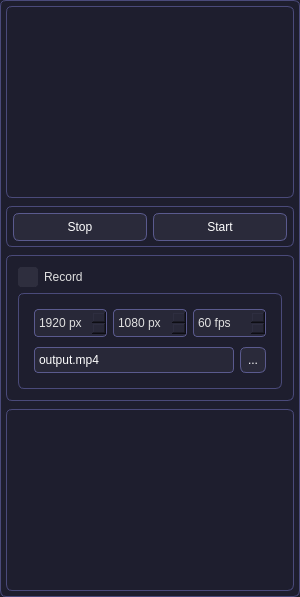
Qt form src/Options.ui (willmh93/QtSim) before a commit.
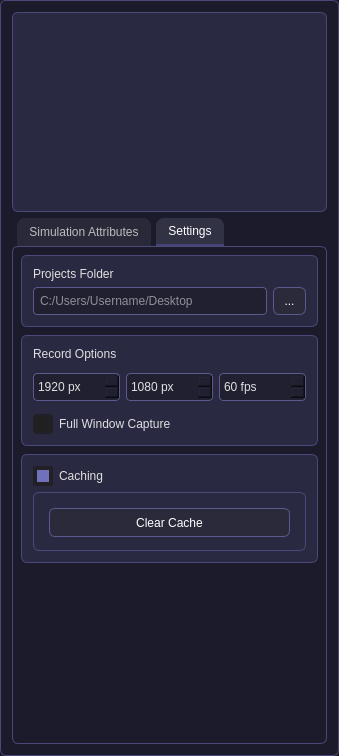
The same form after that commit. The open tabs and pages were chosen to show the change. Custom widgets are drawn as their Qt base class.

Commit message: > Add Toolbar with [Start] [Pause] [Stop] [Record] icons > Convert Simulation List to QTreeView, let simulations determine which category they go in > Support shared scenes (instances) across multiple panels > Split up Simulations.h/.cpp into: DrawingContext, FFmpegWorker, CacheContext > Unexposed members and code tidy > Upgrade to Qt 6.8.2 and fix code related errors > Make recording code stable and thread-safe, support custom FPS. Allow start/stop recording during running simulation > Smooth panning/zooming for smoother videos

What changed in the file:
```diff
--- a/src/Options.ui
+++ b/src/Options.ui
@@ -6,10 +6,16 @@
    <rect>
     <x>0</x>
     <y>0</y>
-    <width>300</width>
-    <height>597</height>
+    <width>339</width>
+    <height>756</height>
    </rect>
   </property>
+  <property name="sizePolicy">
+   <sizepolicy hsizetype="Preferred" vsizetype="Preferred">
+    <horstretch>0</horstretch>
+    <verstretch>0</verstretch>
+   </sizepolicy>
+  </property>
   <property name="minimumSize">
    <size>
     <width>300</width>
@@ -25,7 +31,7 @@
   <property name="styleSheet">
    <string notr="true">/* Global Style */
 * {
-    background-color: #2E2E3E;  /* Dark background */
+    background-color: #000000;  /* Dark background */
     color: #E0E0E0;            /* Light gray text */
     selection-background-color: #7373B9; /* More contrast for selected items */
     selection-color: #FFFFFF;
@@ -33,8 +39,9 @@
 }
 
 /* Main Window */
-QWidget {
-    background-color: #1E1E2E;
+QWidget 
+{
+    background-color: #1B1B2B;
 }
 
 /* Frames */
@@ -67,16 +74,16 @@
 QCheckBox::indicator {
     width: 12px;
     height: 12px;
-    border: 4px solid #2E2E3E; /* Makes the checkmark fill smaller */
+    border: 4px solid #202025; /* Makes the checkmark fill smaller */
     border-radius: 4px;
-    background: #2E2E3E;
+    background: #202020;
 }
 
 QCheckBox::indicator:checked {
     width: 12px;
     height: 12px;
-    background: #7373B9;
-    border: 4px solid #2E2E3E; /* Makes the checkmark fill smaller */
+    background: #7070BB;
+    border: 4px solid #202025; /* Makes the checkmark fill smaller */
     border-radius: 3px;
 }
 
@@ -190,24 +197,7 @@
     background: #9A9ADF;
 }*/
 
-/* Tabs */
-QTabWidget::pane {
-    border: 2px solid #5A5A8E; /* More contrast */
-    background: #282838;
-}
 
-QTabBar::tab {
-    background: #2A2A3A;
-    padding: 6px;
-    border: 2px solid #5A5A8E;
-    border-radius: 4px;
-}
-
-QTabBar::tab:selected {
-    background: #7373B9;
-    color: #FFFFFF;
-    border-color: #9A9ADF;
-}
 
 /* Progress Bar */
 QProgressBar {
@@ -258,7 +248,7 @@
     <number>0</number>
    </property>
    <item>
-    <layout class="QVBoxLayout" name="verticalLayout" stretch="1">
+    <layout class="QVBoxLayout" name="verticalLayout" stretch="0">
      <property name="spacing">
       <number>0</number>
      </property>
@@ -276,29 +266,11 @@
        <property name="frameShadow">
         <enum>QFrame::Shadow::Raised</enum>
        </property>
-       <layout class="QVBoxLayout" name="verticalLayout_3" stretch="0,0,0,0">
-        <property name="spacing">
-         <number>8</number>
-        </property>
-        <property name="sizeConstraint">
-         <enum>QLayout::SizeConstraint::SetDefaultConstraint</enum>
-        </property>
-        <property name="leftMargin">
-         <number>5</number>
-        </property>
-        <property name="topMargin">
-         <number>5</number>
-        </property>
-        <property name="rightMargin">
-         <number>5</number>
-        </property>
-        <property name="bottomMargin">
-         <number>5</number>
-        </property>
+       <layout class="QVBoxLayout" name="verticalLayout_3">
         <item>
-         <widget class="QListView" name="simList">
+         <widget class="QTreeView" name="simTree">
           <property name="sizePolicy">
-           <sizepolicy hsizetype="Expanding" vsizetype="Fixed">
+           <sizepolicy hsizetype="Expanding" vsizetype="Minimum">
             <horstretch>0</horstretch>
             <verstretch>0</verstretch>
            </sizepolicy>
@@ -318,53 +290,372 @@
           <property name="baseSize">
            <size>
             <width>0</width>
+            <height>150</height>
+           </size>
+          </property>
+          <property name="styleSheet">
+           <string notr="true">background: #292942</string>
+          </property>
+          <attribute name="headerVisible">
+           <bool>false</bool>
+          </attribute>
+         </widget>
+        </item>
+        <item>
+         <widget class="QTabWidget" name="mainTabs">
+          <property name="sizePolicy">
+           <sizepolicy hsizetype="Expanding" vsizetype="Minimum">
+            <horstretch>0</horstretch>
+            <verstretch>0</verstretch>
+           </sizepolicy>
+          </property>
+          <property name="styleSheet">
+           <string notr="true">QTabWidget::pane {
+    border: none;
+	background: transparent;
+}
+
+QTabBar::tab {
+	color: #bbbbbb;
+    background: #292939;
+	padding: 6px 12px;
+	border-top-left-radius: 8px;
+	border-top-right-radius: 8px;
+	margin-left: 5px;
+}
+
+QTabBar::tab:selected {
+	color: #FFFFFF;
+    background: #323245;
+	padding: 6px 12px;
+    margin-left: 5px;
+	border-top-left-radius: 8px;
+	border-top-right-radius: 8px;
+	border-bottom: 2px solid #444477;
+}
+
+QTabBar::tab:!selected {
+/*	margin-left: 20px;*/
+}
+
+QFrame {
+	border: none;
+}
+
+</string>
+          </property>
+          <property name="tabShape">
+           <enum>QTabWidget::TabShape::Rounded</enum>
+          </property>
+          <property name="currentIndex">
+           <number>0</number>
+          </property>
+          <widget class="QWidget" name="attributes_tab">
+           <property name="styleSheet">
+            <string notr="true">QFrame {
+    border: 1px solid #4A4A7A;
+    border-radius: 6px;
+}
+QWidget
+{
+	background: transparent;
+}
+QLabel {
+	border: none;
+}
+</string>
+           </property>
+           <attribute name="title">
+            <string>Simulation Attributes</string>
+           </attribute>
+           <layout class="QVBoxLayout" name="verticalLayout_10">
+            <property name="spacing">
+             <number>0</number>
+            </property>
+            <property name="leftMargin">
+             <number>0</number>
+            </property>
+            <property name="topMargin">
+             <number>0</number>
+            </property>
+            <property name="rightMargin">
+             <number>0</number>
+            </property>
+            <property name="bottomMargin">
+             <number>0</number>
+            </property>
+            <item>
+             <widget class="QScrollArea" name="scrollArea">
+              <property name="autoFillBackground">
+               <bool>false</bool>
+              </property>
+              <property name="styleSheet">
+               <string notr="true">QScrollBar { 
+	all: unset;
+}
+
+QWidget {
+	all: unset;
+}
+
+QScrollArea {
+	background: transparent;
+	border: 1px solid #4A4A7A; /* Stronger contrast on frame edges */
+    border-radius: 6px;
+}
+</string>
+              </property>
+              <property name="frameShape">
+               <enum>QFrame::Shape::NoFrame</enum>
+              </property>
+              <property name="frameShadow">
+               <enum>QFrame::Shadow::Plain</enum>
+              </property>
+              <property name="lineWidth">
+               <number>0</number>
+              </property>
+              <property name="widgetResizable">
+               <bool>true</bool>
+              </property>
+              <widget class="QWidget" name="scrollAreaWidgetContents">
+               <property name="geometry">
+                <rect>
+                 <x>0</x>
+                 <y>0</y>
+                 <width>315</width>
+                 <height>496</height>
+                </rect>
+               </property>
+               <property name="sizePolicy">
+                <sizepolicy hsizetype="Preferred" vsizetype="Minimum">
+                 <horstretch>0</horstretch>
+                 <verstretch>1</verstretch>
+                </sizepolicy>
+               </property>
+               <property name="minimumSize">
+                <size>
+                 <width>273</width>
+                 <height>0</height>
+                </size>
+               </property>
+               <property name="baseSize">
+                <size>
+                 <width>0</width>
             <height>100</height>
            </size>
           </property>
-          <property name="toolTipDuration">
-           <number>0</number>
-          </property>
-         </widget>
-        </item>
-        <item>
-         <widget class="QFrame" name="horizontalFrame">
-          <property name="maximumSize">
+               <property name="styleSheet">
+                <string notr="true">QScrollBar { background: none; border: none; }
+QWidget { background: transparent; }</string>
+               </property>
+               <layout class="QVBoxLayout" name="verticalLayout_8">
+                <property name="spacing">
+                 <number>8</number>
+                </property>
+                <property name="sizeConstraint">
+                 <enum>QLayout::SizeConstraint::SetMinimumSize</enum>
+                </property>
+                <property name="leftMargin">
+                 <number>8</number>
+                </property>
+                <property name="topMargin">
+                 <number>8</number>
+                </property>
+                <property name="rightMargin">
+                 <number>8</number>
+                </property>
+                <property name="bottomMargin">
+                 <number>8</number>
+                </property>
+                <item>
+                 <widget class="AttributeList" name="attributeList" native="true">
+                  <property name="sizePolicy">
+                   <sizepolicy hsizetype="Preferred" vsizetype="Preferred">
+                    <horstretch>0</horstretch>
+                    <verstretch>0</verstretch>
+                   </sizepolicy>
+                  </property>
+                  <property name="styleSheet">
+                   <string notr="true">background: transparent;</string>
+                  </property>
+                 </widget>
+                </item>
+               </layout>
+              </widget>
+             </widget>
+            </item>
+           </layout>
+          </widget>
+          <widget class="QWidget" name="settings_tab">
+           <property name="sizePolicy">
+            <sizepolicy hsizetype="Preferred" vsizetype="Minimum">
+             <horstretch>0</horstretch>
+             <verstretch>0</verstretch>
+            </sizepolicy>
+           </property>
+           <property name="minimumSize">
            <size>
-            <width>16777215</width>
-            <height>50</height>
-           </size>
-          </property>
+             <width>0</width>
+             <height>350</height>
+            </size>
+           </property>
+           <property name="styleSheet">
+            <string notr="true">
+QFrame {
+    border: 1px solid #4A4A7A; /* Stronger contrast on frame edges */
+    border-radius: 6px;
+}
+
+QWidget {
+	background: transparent;
+}
+
+
+QLineEdit, QPushButton, QSpinBox, QToolButton
+{
+	background: #282838;
+}
+
+QLabel {
+	border: none;
+}
+</string>
+           </property>
+           <attribute name="title">
+            <string>Settings</string>
+           </attribute>
+           <layout class="QVBoxLayout" name="verticalLayout_11">
+            <property name="leftMargin">
+             <number>0</number>
+            </property>
+            <property name="topMargin">
+             <number>0</number>
+            </property>
+            <property name="rightMargin">
+             <number>0</number>
+            </property>
+            <property name="bottomMargin">
+             <number>0</number>
+            </property>
+            <item>
+             <widget class="QScrollArea" name="scrollArea_2">
+              <property name="widgetResizable">
+               <bool>true</bool>
+              </property>
+              <widget class="QWidget" name="scrollAreaWidgetContents_2">
+               <property name="geometry">
+                <rect>
+                 <x>0</x>
+                 <y>0</y>
+                 <width>315</width>
+                 <height>496</height>
+                </rect>
+               </property>
+               <layout class="QVBoxLayout" name="verticalLayout_6">
+                <property name="spacing">
+                 <number>8</number>
+                </property>
+                <property name="leftMargin">
+                 <number>8</number>
+                </property>
+                <property name="topMargin">
+                 <number>8</number>
+                </property>
+                <property name="rightMargin">
+                 <number>8</number>
+                </property>
+                <property name="bottomMargin">
+                 <number>8</number>
+                </property>
+                <item>
+                 <widget class="QFrame" name="frame_2">
+                  <property name="styleSheet">
+                   <string notr="true">background: #292942;</string>
+                  </property>
           <property name="frameShape">
-           <enum>QFrame::Shape::Box</enum>
+                   <enum>QFrame::Shape::StyledPanel</enum>
           </property>
           <property name="frameShadow">
            <enum>QFrame::Shadow::Raised</enum>
           </property>
-          <layout class="QHBoxLayout" name="horizontalLayout_5">
+                  <layout class="QVBoxLayout" name="verticalLayout_12">
+                   <item>
+                    <widget class="QLabel" name="label">
+                     <property name="text">
+                      <string>Projects Folder</string>
+                     </property>
+                    </widget>
+                   </item>
+                   <item>
+                    <widget class="QFrame" name="frame_6">
+                     <property name="styleSheet">
+                      <string notr="true">border: 0px; margin: 0px;</string>
+                     </property>
+                     <property name="frameShape">
+                      <enum>QFrame::Shape::StyledPanel</enum>
+                     </property>
+                     <property name="frameShadow">
+                      <enum>QFrame::Shadow::Raised</enum>
+                     </property>
+                     <layout class="QHBoxLayout" name="horizontalLayout">
            <property name="leftMargin">
-            <number>6</number>
+                       <number>0</number>
            </property>
            <property name="topMargin">
-            <number>6</number>
+                       <number>0</number>
            </property>
            <property name="rightMargin">
-            <number>6</number>
+                       <number>0</number>
            </property>
            <property name="bottomMargin">
-            <number>5</number>
+                       <number>0</number>
            </property>
            <item>
-            <widget class="QPushButton" name="stopBtn">
-             <property name="text">
-              <string>Stop</string>
-             </property>
+                       <widget class="QLineEdit" name="project_dir_input">
+                        <property name="maximumSize">
+                         <size>
+                          <width>16777215</width>
+                          <height>28</height>
+                         </size>
+                        </property>
+                        <property name="baseSize">
+                         <size>
+                          <width>0</width>
+                          <height>28</height>
+                         </size>
+                        </property>
+                        <property name="styleSheet">
+                         <string notr="true">border: 1px solid #5A5A8E; background: #202030</string>
+                        </property>
+                        <property name="placeholderText">
+                         <string>C:/Users/Username/Desktop</string>
+                        </property>
             </widget>
            </item>
            <item>
-            <widget class="QPushButton" name="startBtn">
+                       <widget class="QToolButton" name="toolButton">
+                        <property name="maximumSize">
+                         <size>
+                          <width>16777215</width>
+                          <height>28</height>
+                         </size>
+                        </property>
+                        <property name="baseSize">
+                         <size>
+                          <width>0</width>
+                          <height>28</height>
+                         </size>
+                        </property>
+                        <property name="styleSheet">
+                         <string notr="true">border: 1px solid #5A5A8E; /* Stronger border */
+background-color: #2A2A3A;</string>
+                        </property>
              <property name="text">
-              <string>Start</string>
-             </property>
+                         <string>...</string>
+                        </property>
+                       </widget>
+                      </item>
+                     </layout>
             </widget>
            </item>
           </layout>
@@ -373,7 +664,7 @@
         <item>
          <widget class="QFrame" name="frame_record">
           <property name="sizePolicy">
-           <sizepolicy hsizetype="Preferred" vsizetype="Minimum">
+                   <sizepolicy hsizetype="Preferred" vsizetype="Preferred">
             <horstretch>0</horstretch>
             <verstretch>0</verstretch>
            </sizepolicy>
@@ -381,9 +672,12 @@
           <property name="maximumSize">
            <size>
             <width>16777215</width>
-            <height>150</height>
-           </size>
-          </property>
+                    <height>16777215</height>
+                   </size>
+                  </property>
+                  <property name="styleSheet">
+                   <string notr="true">background: #292942;</string>
+                  </property>
           <property name="frameShape">
            <enum>QFrame::Shape::Box</enum>
           </property>
@@ -391,45 +685,27 @@
            <enum>QFrame::Shadow::Raised</enum>
           </property>
           <layout class="QVBoxLayout" name="verticalLayout_7">
+                   <property name="spacing">
+                    <number>9</number>
+                   </property>
            <item>
-            <widget class="QCheckBox" name="checkBox_record">
+                    <widget class="QLabel" name="label_2">
              <property name="text">
-              <string>Record</string>
-             </property>
-             <property name="checkable">
-              <bool>true</bool>
-             </property>
-             <property name="checked">
-              <bool>false</bool>
+                      <string>Record Options</string>
+                     </property>
+                     <property name="margin">
+                      <number>0</number>
              </property>
             </widget>
            </item>
-           <item>
-            <widget class="QFrame" name="frame_recordOptions">
-             <property name="styleSheet">
-              <string notr="true">padding: 2px; </string>
-             </property>
-             <property name="frameShape">
-              <enum>QFrame::Shape::NoFrame</enum>
-             </property>
-             <property name="frameShadow">
-              <enum>QFrame::Shadow::Plain</enum>
-             </property>
-             <layout class="QVBoxLayout" name="verticalLayout_4">
-              <property name="leftMargin">
-               <number>0</number>
-              </property>
-              <property name="topMargin">
-               <number>0</number>
-              </property>
-              <property name="rightMargin">
-               <number>0</number>
-              </property>
-              <property name="bottomMargin">
-               <number>0</number>
-              </property>
               <item>
                <widget class="QFrame" name="frame_3">
+                     <property name="minimumSize">
+                      <size>
+                       <width>0</width>
+                       <height>35</height>
+                      </size>
+                     </property>
                 <property name="styleSheet">
                  <string notr="true">border: 0px; margin: 0px;</string>
                 </property>
@@ -440,13 +716,22 @@
                  <enum>QFrame::Shadow::Raised</enum>
                 </property>
                 <layout class="QHBoxLayout" name="horizontalLayout_3">
+                      <property name="leftMargin">
+                       <number>0</number>
+                      </property>
+                      <property name="topMargin">
+                       <number>0</number>
+                      </property>
+                      <property name="rightMargin">
+                       <number>0</number>
+                      </property>
                  <property name="bottomMargin">
                   <number>0</number>
                  </property>
                  <item>
                   <widget class="QSpinBox" name="spinBox_width">
                    <property name="styleSheet">
-                    <string notr="true">border: 1px solid #5A5A8E;</string>
+                         <string notr="true">border: 1px solid #5A5A8E; background: #202030</string>
                    </property>
                    <property name="suffix">
                     <string> px</string>
@@ -471,7 +756,7 @@
                  <item>
                   <widget class="QSpinBox" name="spinBox_height">
                    <property name="styleSheet">
-                    <string notr="true">border: 1px solid #5A5A8E</string>
+                         <string notr="true">border: 1px solid #5A5A8E;  background: #202030</string>
                    </property>
                    <property name="suffix">
                     <string> px</string>
@@ -493,7 +778,7 @@
                  <item>
                   <widget class="QSpinBox" name="spinBox_fps">
                    <property name="styleSheet">
-                    <string notr="true">border: 1px solid #5A5A8E</string>
+                         <string notr="true">border: 1px solid #5A5A8E;  background: #202030</string>
                    </property>
                    <property name="suffix">
                     <string> fps</string>
@@ -513,131 +798,150 @@
                </widget>
               </item>
               <item>
-               <widget class="QFrame" name="frame_5">
-                <property name="styleSheet">
-                 <string notr="true">border: 0px;</string>
-                </property>
-                <property name="frameShape">
-                 <enum>QFrame::Shape::Box</enum>
-                </property>
-                <property name="frameShadow">
-                 <enum>QFrame::Shadow::Raised</enum>
-                </property>
-                <layout class="QHBoxLayout" name="horizontalLayout_4">
-                 <property name="topMargin">
-                  <number>0</number>
-                 </property>
-                 <item>
-                  <widget class="QLineEdit" name="lineEdit_output_path">
-                   <property name="minimumSize">
-                    <size>
-                     <width>0</width>
-                     <height>26</height>
-                    </size>
-                   </property>
-                   <property name="styleSheet">
-                    <string notr="true">border: 1px solid #5A5A8E</string>
-                   </property>
+                    <widget class="QCheckBox" name="checkBox_windowCapture">
                    <property name="text">
-                    <string>output.mp4</string>
-                   </property>
-                  </widget>
-                 </item>
-                 <item>
-                  <widget class="QToolButton" name="toolButton">
-                   <property name="minimumSize">
-                    <size>
-                     <width>26</width>
-                     <height>26</height>
-                    </size>
-                   </property>
-                   <property name="styleSheet">
-                    <string notr="true">border: 1px solid #5A5A8E</string>
-                   </property>
-                   <property name="text">
-                    <string>...</string>
-                   </property>
-                  </widget>
-                 </item>
-                </layout>
-               </widget>
-              </item>
-             </layout>
-            </widget>
-           </item>
-          </layout>
-         </widget>
-        </item>
-        <item>
-         <widget class="QScrollArea" name="scrollArea">
-          <property name="autoFillBackground">
+                      <string>Full Window Capture</string>
+                     </property>
+                     <property name="checked">
            <bool>false</bool>
           </property>
-          <property name="styleSheet">
-           <string notr="true">QScrollBar { all: unset; }
-background: transparent;</string>
-          </property>
-          <property name="widgetResizable">
+                    </widget>
+                   </item>
+                  </layout>
+                 </widget>
+                </item>
+                <item>
+                 <widget class="QFrame" name="frame_cache">
+                  <property name="enabled">
            <bool>true</bool>
-          </property>
-          <widget class="QWidget" name="scrollAreaWidgetContents">
-           <property name="geometry">
-            <rect>
-             <x>0</x>
-             <y>0</y>
-             <width>284</width>
-             <height>184</height>
-            </rect>
            </property>
            <property name="sizePolicy">
             <sizepolicy hsizetype="Preferred" vsizetype="Minimum">
              <horstretch>0</horstretch>
-             <verstretch>1</verstretch>
-            </sizepolicy>
-           </property>
-           <property name="minimumSize">
+                    <verstretch>0</verstretch>
+                   </sizepolicy>
+                  </property>
+                  <property name="maximumSize">
             <size>
-             <width>273</width>
-             <height>0</height>
-            </size>
-           </property>
-           <property name="baseSize">
-            <size>
-             <width>0</width>
-             <height>100</height>
-            </size>
-           </property>
+                    <width>16777215</width>
+                    <height>150</height>
+                   </size>
+                  </property>
+                  <property name="styleSheet">
+                   <string notr="true">background: #292942;</string>
+                  </property>
+                  <property name="frameShape">
+                   <enum>QFrame::Shape::Box</enum>
+                  </property>
+                  <property name="frameShadow">
+                   <enum>QFrame::Shadow::Raised</enum>
+                  </property>
+                  <layout class="QVBoxLayout" name="verticalLayout_9">
+                   <item>
+                    <widget class="QCheckBox" name="checkBox_cache">
+                     <property name="text">
+                      <string>Caching</string>
+                     </property>
+                     <property name="checkable">
+                      <bool>true</bool>
+                     </property>
+                     <property name="checked">
+                      <bool>true</bool>
+                     </property>
+                    </widget>
+                   </item>
+                   <item>
+                    <widget class="QFrame" name="frame_cacheOptions">
            <property name="styleSheet">
-            <string notr="true">QScrollBar { background: none; border: none; }
-QWidget { background: transparent; }</string>
-           </property>
-           <layout class="QVBoxLayout" name="verticalLayout_8">
-            <property name="sizeConstraint">
-             <enum>QLayout::SizeConstraint::SetMinimumSize</enum>
-            </property>
+                      <string notr="true">padding: 2px; </string>
+                     </property>
+                     <property name="frameShape">
+                      <enum>QFrame::Shape::NoFrame</enum>
+                     </property>
+                     <property name="frameShadow">
+                      <enum>QFrame::Shadow::Plain</enum>
+                     </property>
+                     <layout class="QVBoxLayout" name="verticalLayout_5">
             <property name="leftMargin">
-             <number>2</number>
+                       <number>0</number>
             </property>
             <property name="topMargin">
-             <number>2</number>
+                       <number>0</number>
             </property>
             <property name="rightMargin">
-             <number>2</number>
+                       <number>0</number>
             </property>
             <property name="bottomMargin">
-             <number>2</number>
+                       <number>0</number>
             </property>
             <item>
-             <widget class="AttributeList" name="attributeList" native="true">
-              <property name="sizePolicy">
-               <sizepolicy hsizetype="Preferred" vsizetype="Preferred">
-                <horstretch>0</horstretch>
-                <verstretch>0</verstretch>
-               </sizepolicy>
-              </property>
+                       <widget class="QFrame" name="frame_4">
+                        <property name="styleSheet">
+                         <string notr="true">border: 0px; margin: 0px;</string>
+                        </property>
+                        <property name="frameShape">
+                         <enum>QFrame::Shape::Box</enum>
+                        </property>
+                        <property name="frameShadow">
+                         <enum>QFrame::Shadow::Raised</enum>
+                        </property>
+                        <layout class="QHBoxLayout" name="horizontalLayout_6">
+                         <property name="bottomMargin">
+                          <number>9</number>
+                         </property>
+                         <item>
+                          <widget class="QPushButton" name="clearCacheBtn">
+                           <property name="minimumSize">
+                            <size>
+                             <width>0</width>
+                             <height>29</height>
+                            </size>
+                           </property>
+                           <property name="baseSize">
+                            <size>
+                             <width>0</width>
+                             <height>20</height>
+                            </size>
+                           </property>
               <property name="styleSheet">
-               <string notr="true">background: transparent;</string>
-              </property>
+                            <string notr="true">border: 1px solid #5A5A8E; /* Stronger border */
+background-color: #2A2A3A;</string>
+                           </property>
+                           <property name="text">
+                            <string>Clear Cache</string>
+                           </property>
+                           <property name="iconSize">
+                            <size>
+                             <width>16</width>
+                             <height>16</height>
+                            </size>
+                           </property>
+                          </widget>
+                         </item>
+                        </layout>
+                       </widget>
+                      </item>
+                     </layout>
+                    </widget>
+                   </item>
+                  </layout>
+                 </widget>
+                </item>
+                <item>
+                 <spacer name="verticalSpacer">
+                  <property name="orientation">
+                   <enum>Qt::Orientation::Vertical</enum>
+                  </property>
+                  <property name="sizeHint" stdset="0">
+                   <size>
+                    <width>20</width>
+                    <height>40</height>
+                   </size>
+                  </property>
+                 </spacer>
+                </item>
+               </layout>
+              </widget>
              </widget>
             </item>
            </layout>
```
Lines whose indentation alone changed are shown as unchanged. The commit also changes 36 other files.
